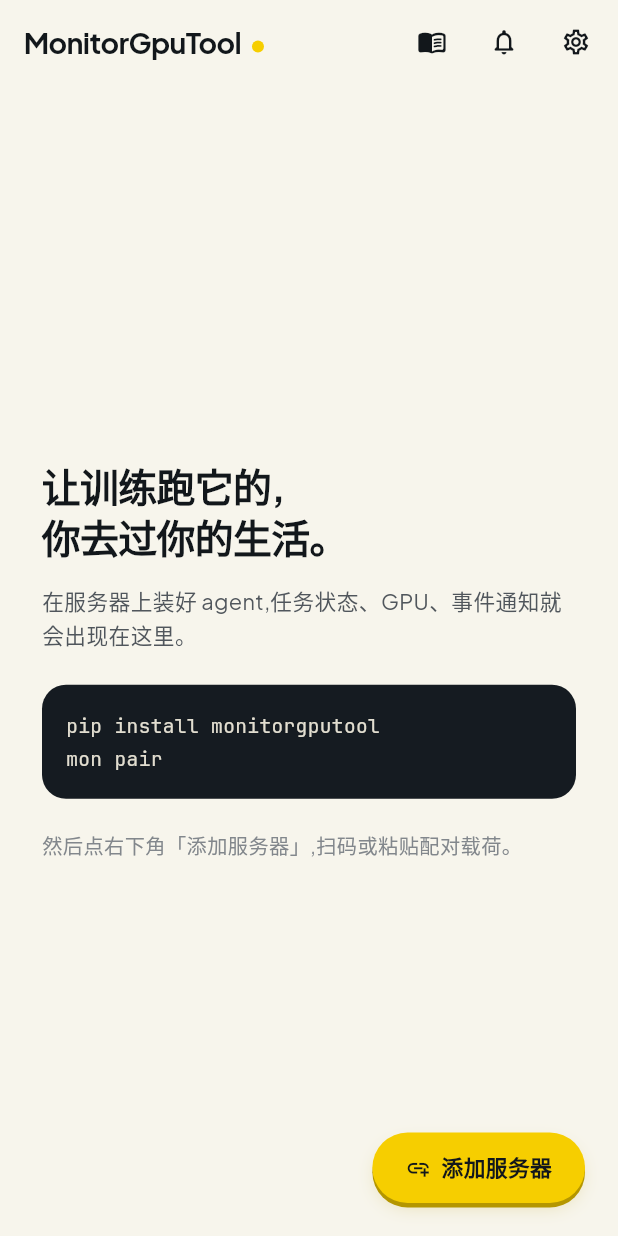
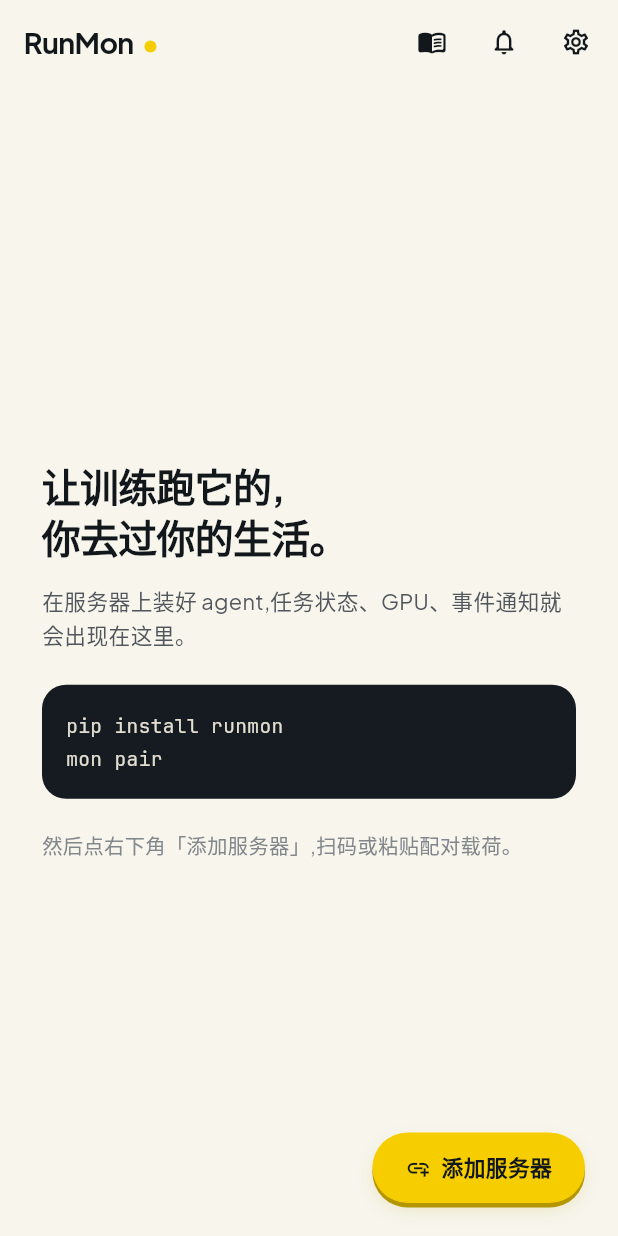
Before and after one commit to Jiahaooo04/MonitorGpuTool, a Flutter app: the screen it shows after launch, on a phone screen of 412 x 824 dp. Run offline on Flutter 3.47's test engine with Material 3 defaults, Android fonts, the phone set to English and light mode, and no system bars; our stand-ins replace flutter_local_notifications, open_filex, package_info_plus, shared_preferences; missing offline and left inert: cryptography, mobile_scanner, xterm.

Commit message:
Add files via upload

```diff
--- a/app/lib/llm_provider.dart
+++ b/app/lib/llm_provider.dart
@@ -1,4 +1,4 @@
-/// MonitorGpuTool 支持的 OpenAI 兼容供应商预设。
+/// RunMon 支持的 OpenAI 兼容供应商预设。
 library;
 
 class LlmProviderPreset {
--- a/app/lib/main.dart
+++ b/app/lib/main.dart
@@ -17,16 +17,16 @@
   appSettings.load();
   snippetStore.load();
   initNotifications();
-  runApp(const MonitorGpuToolApp());
+  runApp(const RunMonApp());
 }
 
-class MonitorGpuToolApp extends StatelessWidget {
-  const MonitorGpuToolApp({super.key});
+class RunMonApp extends StatelessWidget {
+  const RunMonApp({super.key});
 
   @override
   Widget build(BuildContext context) {
     return MaterialApp(
-      title: 'MonitorGpuTool',
+      title: 'RunMon',
       debugShowCheckedModeBanner: false,
       theme: buildTheme(),
       home: const HomePage(),
@@ -69,7 +69,7 @@
             title: Row(
               mainAxisSize: MainAxisSize.min,
               children: [
-                const Text('MonitorGpuTool'),
+                const Text('RunMon'),
                 const SizedBox(width: 7),
                 // 品牌记号:梨黄圆点
                 Container(
@@ -175,7 +175,7 @@
                   borderRadius: BorderRadius.circular(Rm.radiusCard),
                 ),
                 child: Text(
-                  'pip install monitorgputool\nmon pair',
+                  'pip install runmon\nmon pair',
                   style: mono(size: 13, color: Rm.terminalText, height: 1.7),
                 ),
               ),
--- a/app/lib/pages/settings_page.dart
+++ b/app/lib/pages/settings_page.dart
@@ -142,7 +142,7 @@
             ),
             const SizedBox(height: 24),
             Center(
-              child: Text('MonitorGpuTool · GPU与长任务监控陪伴器',
+              child: Text('RunMon · 长任务陪伴器',
                   style: mono(size: 11.5, color: Rm.inkFaint)),
             ),
           ],
--- a/app/lib/snippets.dart
+++ b/app/lib/snippets.dart
@@ -58,7 +58,6 @@
     if (cmd.isNotEmpty) {
       if (withMonRun &&
           !cmd.startsWith('mon run') &&
-          !cmd.startsWith('monitorgputool run') &&
           !cmd.startsWith('runmon run') &&
           !cmd.startsWith('mon wait')) {
         final taskName = name.trim().replaceAll('"', '');
--- a/app/lib/state.dart
+++ b/app/lib/state.dart
@@ -1,4 +1,4 @@
-/// MonitorGpuTool App 核心状态:配对信息持久化、每台服务器一条 WSS、E2EE 解密、数据分发。
+/// RunMon App 核心状态:配对信息持久化、每台服务器一条 WSS、E2EE 解密、数据分发。
 library;
 
 import 'dart:async';
@@ -155,23 +155,23 @@
             onChange();
           })
           .catchError((e) {
-            debugPrint('[monitorgputool] ws 握手失败: $e');
+            debugPrint('[runmon] ws 握手失败: $e');
           });
       ch.stream.listen(
         _onData,
         onDone: () {
           debugPrint(
-            '[monitorgputool] ws 断开 code=${ch.closeCode} reason=${ch.closeReason}',
+            '[runmon] ws 断开 code=${ch.closeCode} reason=${ch.closeReason}',
           );
           _scheduleReconnect();
         },
         onError: (e) {
-          debugPrint('[monitorgputool] ws 错误: $e');
+          debugPrint('[runmon] ws 错误: $e');
           _scheduleReconnect();
         },
       );
     } catch (e) {
-      debugPrint('[monitorgputool] ws 连接异常: $e');
+      debugPrint('[runmon] ws 连接异常: $e');
       _scheduleReconnect();
     }
   }
@@ -231,7 +231,7 @@
                 appSettings.shouldNotify(data['type'] as String?)) {
               onNotice('${data['title']}\n${data['body']}');
               showEventNotification(
-                data['title'] as String? ?? 'MonitorGpuTool',
+                data['title'] as String? ?? 'RunMon',
                 data['body'] as String? ?? '',
               );
             }
--- a/app/lib/update.dart
+++ b/app/lib/update.dart
@@ -26,7 +26,7 @@
   final pkg = await PackageInfo.fromPlatform();
   final localCode = int.tryParse(pkg.buildNumber) ?? 0;
   final resp = await http
-      .get(Uri.parse(_versionUrl), headers: {'User-Agent': 'monitorgputool-app'})
+      .get(Uri.parse(_versionUrl), headers: {'User-Agent': 'runmon-app'})
       .timeout(const Duration(seconds: 10));
   if (resp.statusCode != 200) throw Exception('HTTP ${resp.statusCode}');
   final j = jsonDecode(utf8.decode(resp.bodyBytes)) as Map<String, dynamic>;
@@ -95,7 +95,7 @@
     try {
       final dir = await getExternalStorageDirectory() ??
           await getTemporaryDirectory();
-      final file = File('${dir.path}/MonitorGpuTool-${widget.info.version}.apk');
+      final file = File('${dir.path}/RunMon-${widget.info.version}.apk');
       final resp =
           await http.Client().send(http.Request('GET', Uri.parse(widget.info.url)));
       final total = resp.contentLength ?? 0;
--- a/app/pubspec.yaml
+++ b/app/pubspec.yaml
@@ -1,5 +1,5 @@
-name: monitorgputool_app
-description: "MonitorGpuTool — GPU与长任务监控陪伴器手机端:实时查看服务器训练任务,接收事件,远程处理。"
+name: runmon_app
+description: "RunMon — 长任务陪伴器手机端:实时查看服务器训练任务,接收事件,远程处理。"
 publish_to: 'none'
 version: 1.0.7+6
 
--- a/codemagic.yaml
+++ b/codemagic.yaml
@@ -1,6 +1,6 @@
 workflows:
   ios-build:
-    name: Build MonitorGpuTool iOS IPA
+    name: Build RunMon iOS IPA
     max_build_duration: 30
     instance_type: mac_mini_m1
     environment:
@@ -13,17 +13,17 @@
         script: |
           # 1. Ensure Flutter dependencies and generate iOS project with clean project name (no underscore)
           flutter pub get
-          flutter create --platforms=ios --org dev.monitorgputool --project-name monitorgputool_app .
+          flutter create --platforms=ios --org com.runmon --project-name runmon .
           dart run flutter_launcher_icons
 
           # 2. Safely configure Info.plist (Camera permission & clean App Name for Apple Developer API)
           PLIST="ios/Runner/Info.plist"
           /usr/libexec/PlistBuddy -c "Delete :NSCameraUsageDescription" "$PLIST" 2>/dev/null || true
-          /usr/libexec/PlistBuddy -c "Add :NSCameraUsageDescription string 'MonitorGpuTool requires camera access to scan server QR codes for pairing.'" "$PLIST"
+          /usr/libexec/PlistBuddy -c "Add :NSCameraUsageDescription string 'RunMon requires camera access to scan server QR codes for pairing.'" "$PLIST"
 
           # Fix Developer error 35: App Name cannot contain underscores
-          /usr/libexec/PlistBuddy -c "Set :CFBundleDisplayName MonitorGpuTool" "$PLIST" 2>/dev/null || /usr/libexec/PlistBuddy -c "Add :CFBundleDisplayName string 'MonitorGpuTool'" "$PLIST"
-          /usr/libexec/PlistBuddy -c "Set :CFBundleName MonitorGpuTool" "$PLIST" 2>/dev/null || /usr/libexec/PlistBuddy -c "Add :CFBundleName string 'MonitorGpuTool'" "$PLIST"
+          /usr/libexec/PlistBuddy -c "Set :CFBundleDisplayName RunMon" "$PLIST" 2>/dev/null || /usr/libexec/PlistBuddy -c "Add :CFBundleDisplayName string 'RunMon'" "$PLIST"
+          /usr/libexec/PlistBuddy -c "Set :CFBundleName RunMon" "$PLIST" 2>/dev/null || /usr/libexec/PlistBuddy -c "Add :CFBundleName string 'RunMon'" "$PLIST"
 
           # 3. Update Podfile deployment target to 13.0 for modern plugin compatibility
           sed -i '' "s/# platform :ios, '12.0'/platform :ios, '13.0'/g" ios/Podfile || true
@@ -50,12 +50,12 @@
           fi
 
           echo "Packaging from: $APP_PATH"
-          rm -rf Payload MonitorGpuTool.ipa
+          rm -rf Payload RunMon.ipa
           mkdir -p Payload
           cp -r "$APP_PATH" Payload/
-          zip -r -9 MonitorGpuTool.ipa Payload/
+          zip -r -9 RunMon.ipa Payload/
           rm -rf Payload
           echo "IPA packaging completed successfully."
 
     artifacts:
-      - app/MonitorGpuTool.ipa
+      - app/RunMon.ipa
```
Also changed, not shown: 13 other files.
